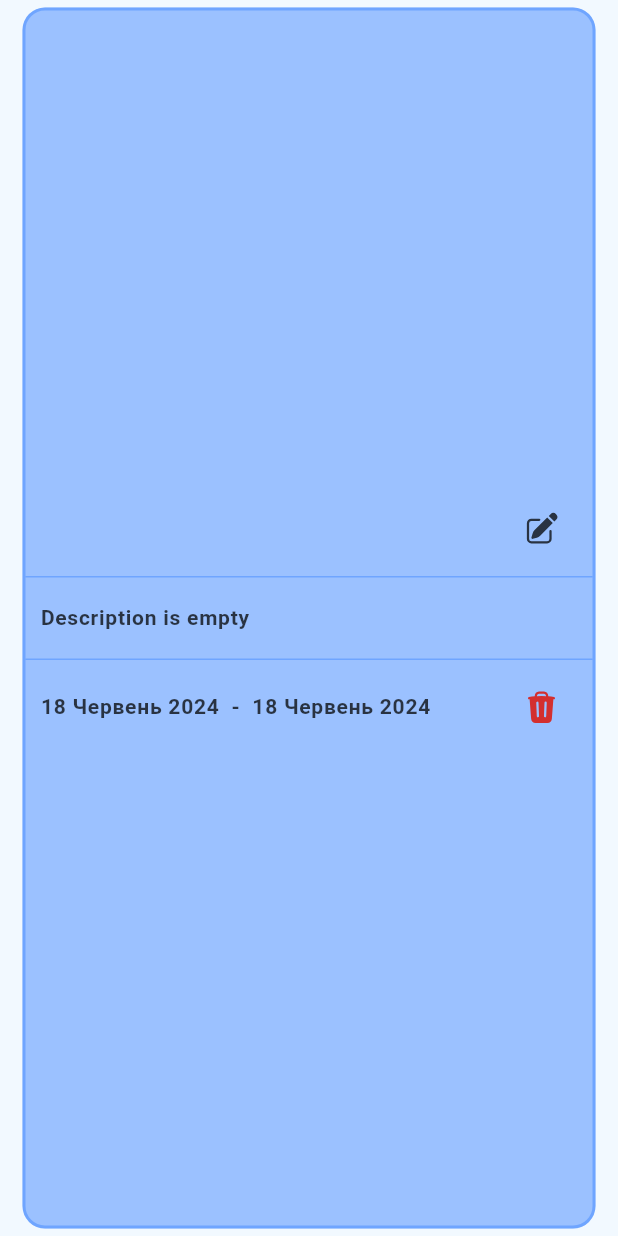
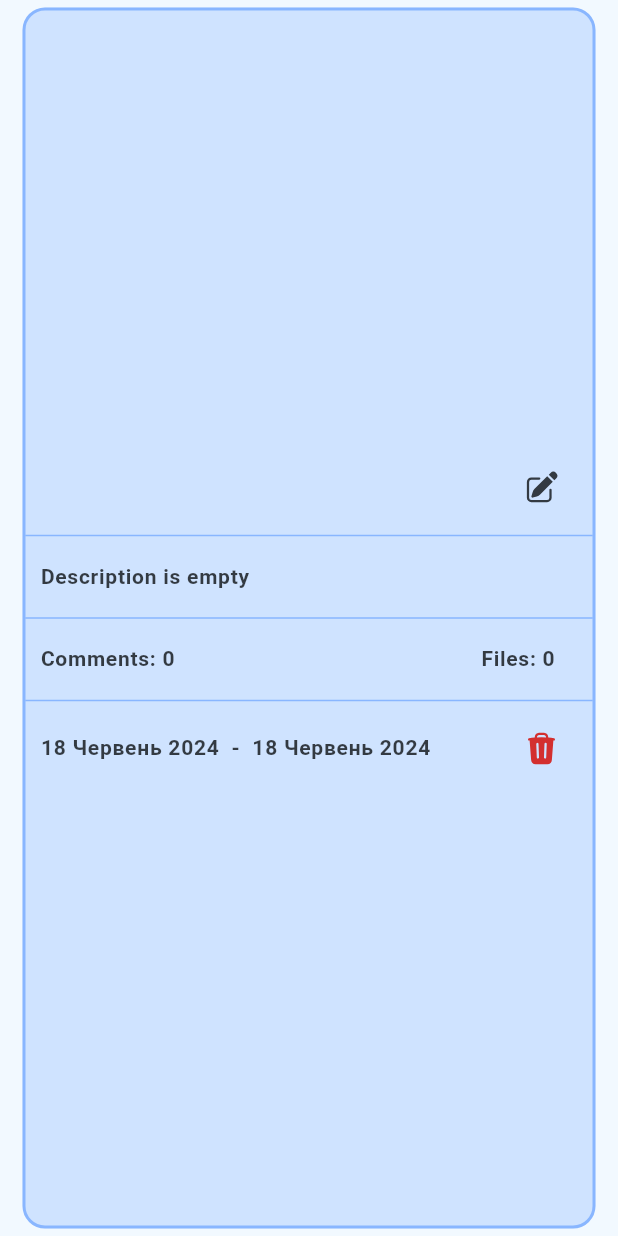
Before and after one commit to vladuhalys/flutter_task_manager, a Flutter app: the TaskCard widget shown alone on an empty page, opened directly with empty values, on a phone screen of 412 x 824 dp. Run offline on Flutter 3.47's test engine with Material 3 defaults, Android fonts, the phone set to English and light mode, and no system bars; our stand-ins replace calendar_date_picker2, equatable, file_picker, flutter_dotenv, flutter_spinkit, get and 8 more; missing offline and left inert: gradient_coloured_buttons, model_viewer_plus; accounts and stored records are empty.

Commit message:
Update ui

```diff
--- a/lib/core/localization/keys.dart
+++ b/lib/core/localization/keys.dart
@@ -78,8 +78,8 @@ abstract class LangKeys {
   static const String tag = 'tag';
   static const String description = 'description';
   static const String assignedUser = 'assigned_user';
-  static const String comment = 'comment';
-  static const String file = 'file';
+  static const String comments = 'comments';
+  static const String files = 'files';
   static const String loading = 'loading';
   static const String uploadedFiles = 'uploaded_files';
 }
--- a/lib/feature/views/screens/home/home_screen.dart
+++ b/lib/feature/views/screens/home/home_screen.dart
@@ -132,11 +132,7 @@ class _HomeScreenState extends State<HomeScreen> {
                   ),
                 ),
               ),
-              const SizedBox(height: 20),
-              Divider(
-                color: Theme.of(context).iconTheme.color,
-                thickness: 2,
-              ),
+              const SizedBox(height: 10),
               (controller.isLoadProject.value)
                   ? const AppLoader()
                   : (controller.projects.isEmpty)
--- a/lib/feature/views/screens/project/project_screen.dart
+++ b/lib/feature/views/screens/project/project_screen.dart
@@ -145,11 +145,7 @@ class _ProjectScreenState extends State<ProjectScreen> {
                 ),
               ),
             ),
-            const SizedBox(height: 20),
-            Divider(
-              color: Theme.of(context).iconTheme.color,
-              thickness: 2,
-            ),
+            const SizedBox(height: 10),
             (controller.isLoadTable.value)
                 ? const AppLoader()
                 : (controller.tablesForProject.isEmpty)
--- a/lib/feature/views/screens/project/widgets/task_card.dart
+++ b/lib/feature/views/screens/project/widgets/task_card.dart
@@ -19,7 +19,7 @@ class TaskCard extends StatelessWidget {
     return Container(
       margin: const EdgeInsets.symmetric(vertical: 5, horizontal: 15),
       decoration: BoxDecoration(
-        color: Colors.blueAccent.withOpacity(0.5),
+        color: Colors.blueAccent.withOpacity(0.2),
         borderRadius: const BorderRadius.all(Radius.circular(15.0)),
         border: Border.all(
           color: Colors.blueAccent.withOpacity(0.5),
@@ -71,6 +71,29 @@ class TaskCard extends StatelessWidget {
             ),
           ),
           Divider(color: Colors.blueAccent.withOpacity(0.5)),
+           Padding(
+            padding: const EdgeInsets.fromLTRB(10.0, 10, 25, 10),
+            child: Row(
+              mainAxisAlignment: MainAxisAlignment.spaceBetween,
+              children: [
+                Text(
+                  '${LangKeys.comments.tr}: ${task.comments.length}',
+                  style: context.theme.textTheme.labelMedium!.copyWith(
+                    color: Theme.of(context).iconTheme.color,
+                    fontSize: 14,
+                  ),
+                ),
+                 Text(
+                  '${LangKeys.files.tr}: ${task.files.length}',
+                  style: context.theme.textTheme.labelMedium!.copyWith(
+                    color: Theme.of(context).iconTheme.color,
+                    fontSize: 14,
+                  ),
+                ),
+              ],
+            ),
+          ),
+          Divider(color: Colors.blueAccent.withOpacity(0.5)),
           Padding(
             padding: const EdgeInsets.fromLTRB(10,0,10,10),
             child: Row(
```
Also changed, not shown: lib/feature/views/screens/project/widgets/table.dart (+5 -4 lines).
